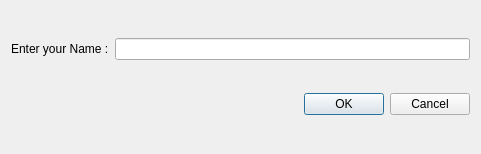
First picture: the form in gui/playernamedialog.ui, repository TaimoorRana/Risk, before the edit.
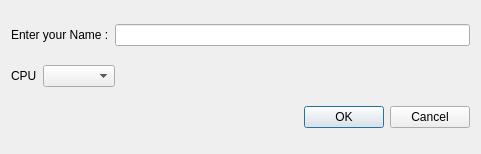
Second picture: the form after the edit.

What changed in the file:
```diff
--- a/gui/playernamedialog.ui
+++ b/gui/playernamedialog.ui
@@ -28,6 +28,33 @@
      </item>
     </layout>
    </item>
+   <item>
+    <layout class="QHBoxLayout" name="horizontalLayout_2">
+     <item>
+      <widget class="QLabel" name="label_2">
+       <property name="text">
+        <string>CPU</string>
+       </property>
+      </widget>
+     </item>
+     <item>
+      <widget class="QComboBox" name="comboBox"/>
+     </item>
+     <item>
+      <spacer name="horizontalSpacer">
+       <property name="orientation">
+        <enum>Qt::Horizontal</enum>
+       </property>
+       <property name="sizeHint" stdset="0">
+        <size>
+         <width>40</width>
+         <height>20</height>
+        </size>
+       </property>
+      </spacer>
+     </item>
+    </layout>
+   </item>
    <item>
     <widget class="QDialogButtonBox" name="buttonBox">
      <property name="orientation">
```
